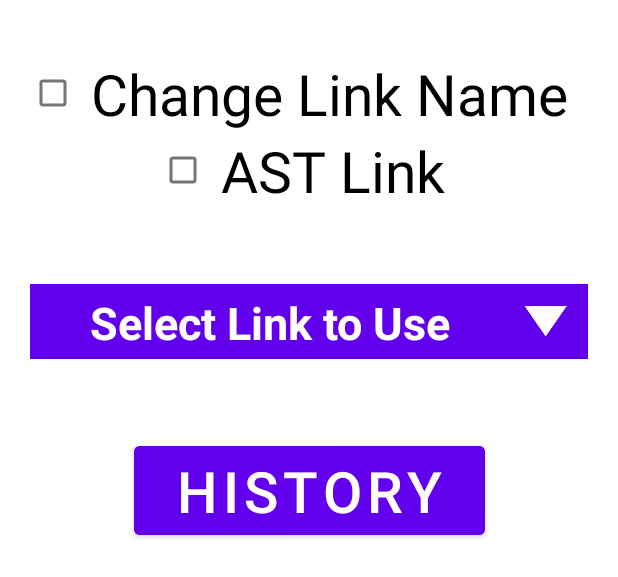
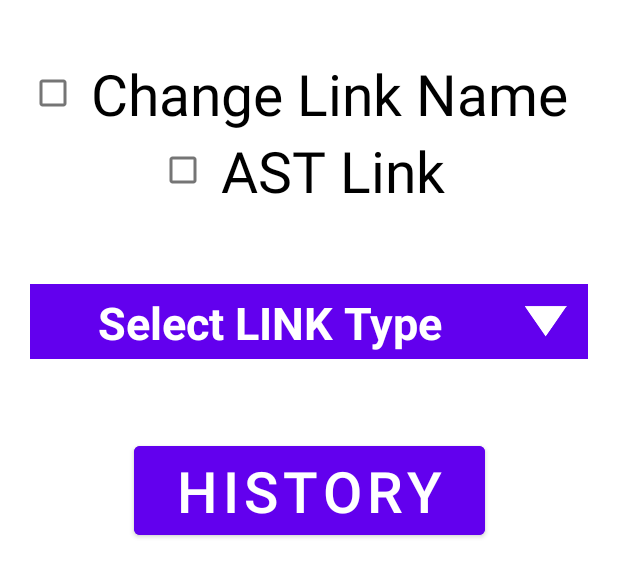
Before and after one commit to VASPTRak/BT_ProgrammingTool, an Android app: the layout activity_launching.xml on its own in the app's theme, with its tools: preview values and no code run, on a phone screen of 412 x 824 dp. Shown: the top 577 px of the screen. Run offline under Robolectric (Android 15) with nearby library versions, the phone set to English and light mode, and no system bars.

Commit message:
(Version: 1.20) => #1593 - Few new changes. 17-02-2023

```diff
--- a/app/src/main/java/com/example/btlinktestingapp/ScanBtRecyclerViewAdapter.java
+++ b/app/src/main/java/com/example/btlinktestingapp/ScanBtRecyclerViewAdapter.java
@@ -48,7 +48,7 @@ public class ScanBtRecyclerViewAdapter extends RecyclerView.Adapter<ScanBtRecycl
 
         try{
 
-        if (mBTNames.get(position).equalsIgnoreCase("FSBT-Undertest")) {
+        if (mBTNames.get(position).equalsIgnoreCase("FSBT_Undertest")) {
 
             if (Build.VERSION.SDK_INT >= Build.VERSION_CODES.LOLLIPOP) {
                 holder.parentLayout.setBackgroundTintList(ColorStateList.valueOf(Color.parseColor("#E79104")));
--- a/app/src/main/java/com/example/btlinktestingapp/ScanDeviceActivity.java
+++ b/app/src/main/java/com/example/btlinktestingapp/ScanDeviceActivity.java
@@ -234,7 +234,7 @@ public class ScanDeviceActivity extends AppCompatActivity {
                 public void run() {
 
                     if (mImageUrls != null && mImageUrls.size() > 0) {
-                        String msg = "Please select “FSBT-Undertest”";
+                        String msg = "Please select “FSBT_Undertest”";
                         if (AppCommon.IsPrint) {
                             msg = "Please select printer";
                         }
--- a/app/src/main/res/layout/activity_launching.xml
+++ b/app/src/main/res/layout/activity_launching.xml
@@ -122,7 +122,7 @@
                 android:background="@color/purple_500"
                 android:gravity="center_horizontal"
                 android:padding="5dp"
-                android:text="Select Link to Use"
+                android:text="Select LINK Type"
                 android:textAppearance="?android:attr/textAppearanceLarge"
                 android:textColor="#FFF"
                 android:textSize="30dp"
--- a/app/src/main/res/values/strings.xml
+++ b/app/src/main/res/values/strings.xml
@@ -13,7 +13,6 @@
 
     <string name="PrinterNotInPairList">The printer you have selected is not currently paired. We are advancing to the BlueTooth Settings page. Once you see the printer name which you are attempting to select, select it on the next page and then click pair. If you do not see this printer in the next page, reset power and try again.</string>
     <string-array name="links">
-        <item>FS</item>
         <item>FSBT</item>
         <item>FSAF3</item>
         <item>FSAF7</item>
```
